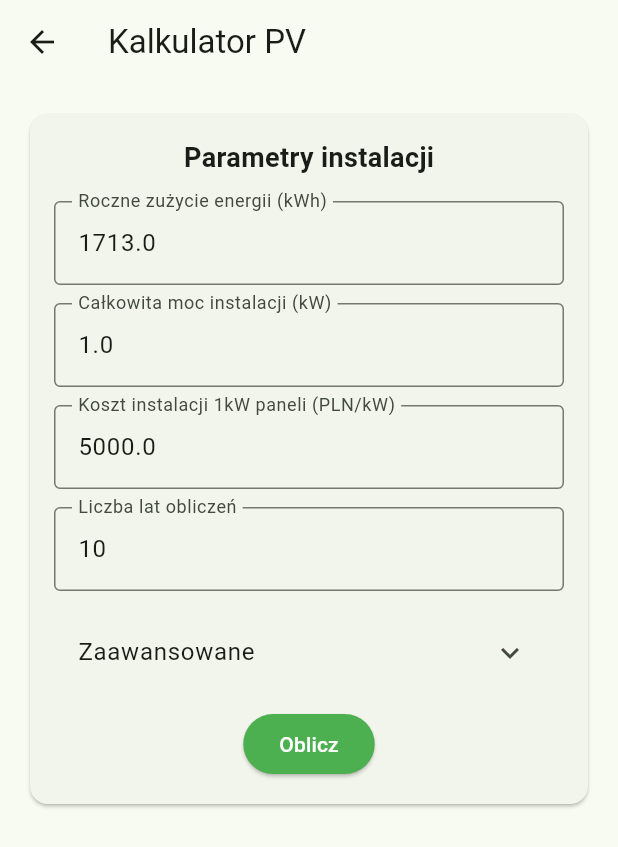
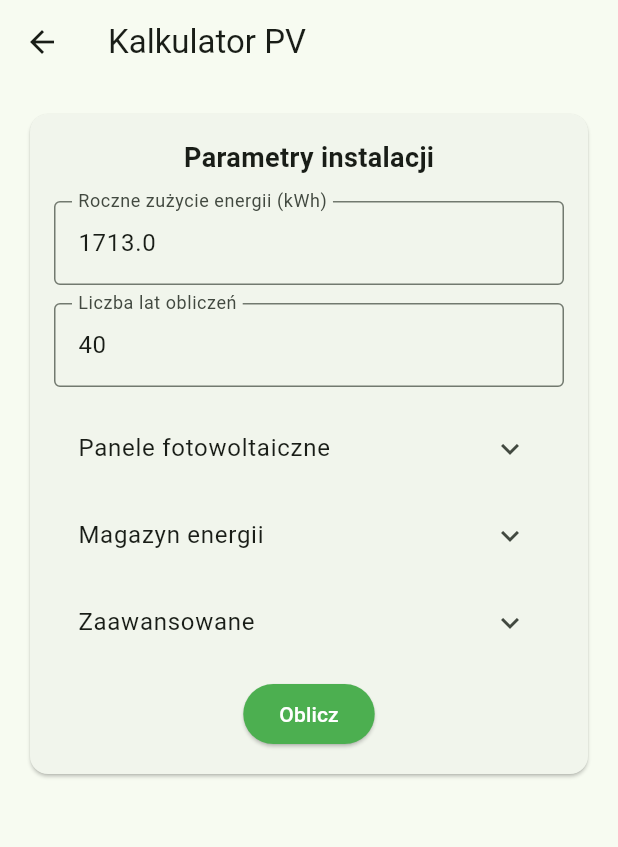
Before and after one commit to MinikPLayer/Kosciuszkon-2025, a Flutter app: the CalculatorPage screen opened directly, on a phone screen of 412 x 824 dp. Shown: the top 847 px of the screen. Run offline on Flutter 3.47's test engine with Material 3 defaults, Android fonts, the phone set to English and light mode, and no system bars; our stand-ins replace fl_chart, google_fonts.

Commit message:
Added energy storage to the calculator page.

```diff
--- a/frontend_calculator/lib/views/pages/calculator_page.dart
+++ b/frontend_calculator/lib/views/pages/calculator_page.dart
@@ -20,9 +20,12 @@ class _CalculatorPageState extends State<CalculatorPage> {
   double firstYearEnergyBuyingPrice = 1.23;
   double firstYearEnergySellingPrice = 0.5162;
   double fvSystemInstallationCostPerKw = 5000.0;
-  double fvSystemSizeKw = 1.0;
+  double fvSystemSizeKw = 1.5;
   double yearlyEnergyPriceIncreasePercentage = 7.1;
-  int calculationYears = 10;
+
+  double energyStorageCapacity = 1.0;
+  double energyStorageInstallationCostPerKw = 2000.0;
+  int calculationYears = 40;
 
   // Wyniki
   double upfrontInvestmentCost = 0.0;
@@ -44,8 +47,6 @@ class _CalculatorPageState extends State<CalculatorPage> {
       // final storageYears = widget.userData != null
       //   ? double.tryParse(widget.userData!['storageYears']) ?? 0.0
       //   : 0.0;
-      //TODO Jakbyśmy chcieli pobierać rzeczywiste dane użytkownika, to byśmy musieli dodać odpowiednie pola do widgetu
-      final storageCapacity = 10.0; // Przykładowa wartość
       final response = await http
           .post(
             Uri.parse(_apiUrl),
@@ -53,15 +54,16 @@ class _CalculatorPageState extends State<CalculatorPage> {
             body: json.encode({
               'parameters': {
                 'fv_system_size_kw': fvSystemSizeKw,
-                'energy_storage_size_kwh': storageCapacity, // storageCapacity,
+                'energy_storage_size_kwh': energyStorageCapacity, // storageCapacity,
+                'single_year_consumption_kwh': singleYearEnergyConsumption,
                 'first_year_energy_buying_price': firstYearEnergyBuyingPrice,
                 'first_year_energy_selling_price': firstYearEnergySellingPrice,
                 'fv_system_installation_cost_per_kw': fvSystemInstallationCostPerKw,
+                'es_system_installation_cost_per_kw': energyStorageInstallationCostPerKw,
                 'yearly_energy_price_increase_percentage': yearlyEnergyPriceIncreasePercentage,
                 'fv_degradation_percentage_per_year': 0.5,
                 'energy_storage_degradation_percentage_per_year': 0.5,
                 'years': calculationYears,
-                'default_consumption': singleYearEnergyConsumption / (24 * 365),
               },
             }),
           )
@@ -141,6 +143,16 @@ class _CalculatorPageState extends State<CalculatorPage> {
               onChanged: (v) => singleYearEnergyConsumption = v,
             ),
             _buildNumberInput(
+              label: 'Liczba lat obliczeń',
+              value: calculationYears.toDouble(),
+              isInt: true,
+              onChanged: (v) => calculationYears = v.toInt(),
+            ),
+            ExpansionTile(
+              title: const Text('Panele fotowoltaiczne'),
+              childrenPadding: EdgeInsets.all(8.0),
+              children: [
+                _buildNumberInput(
                   label: 'Całkowita moc instalacji (kW)',
                   value: fvSystemSizeKw,
                   onChanged: (v) => fvSystemSizeKw = v,
@@ -150,11 +162,23 @@ class _CalculatorPageState extends State<CalculatorPage> {
                   value: fvSystemInstallationCostPerKw,
                   onChanged: (v) => fvSystemInstallationCostPerKw = v,
                 ),
+              ],
+            ),
+            ExpansionTile(
+              title: const Text('Magazyn energii'),
+              childrenPadding: EdgeInsets.all(8.0),
+              children: [
                 _buildNumberInput(
-              label: 'Liczba lat obliczeń',
-              value: calculationYears.toDouble(),
-              isInt: true,
-              onChanged: (v) => calculationYears = v.toInt(),
+                  label: 'Całkowita pojemność magazynu (kWh)',
+                  value: energyStorageCapacity,
+                  onChanged: (v) => energyStorageCapacity = v,
+                ),
+                _buildNumberInput(
+                  label: 'Koszt instalacji magazynu (PLN/kWh)',
+                  value: energyStorageInstallationCostPerKw,
+                  onChanged: (v) => energyStorageInstallationCostPerKw = v,
+                ),
+              ],
             ),
             ExpansionTile(
               title: const Text('Zaawansowane'),
@@ -165,11 +189,6 @@ class _CalculatorPageState extends State<CalculatorPage> {
                   label: 'Cena zakupu energii w pierwszym roku (PLN/kWh)',
                   value: firstYearEnergyBuyingPrice,
                   onChanged: (v) => firstYearEnergyBuyingPrice = v,
-                ),
-                _buildNumberInput(
-                  label: 'Wartość sprzedaży nadmiaru energii (PLN/kWh)',
-                  value: firstYearEnergySellingPrice,
-                  onChanged: (v) => firstYearEnergySellingPrice = v,
                 ),
                 _buildNumberInput(
                   label: 'Wartość sprzedaży nadmiaru energii (PLN/kWh)',
```
Also changed, not shown: frontend_calculator/pubspec.lock, 2 other files. Lines whose indentation alone changed are shown as unchanged.
